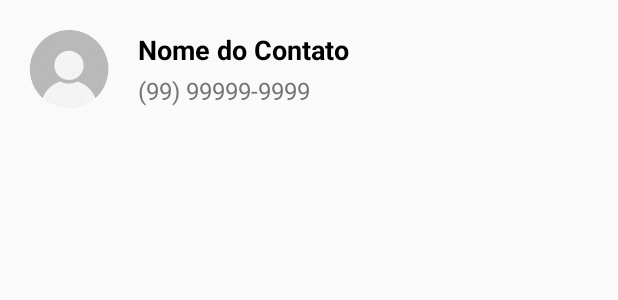
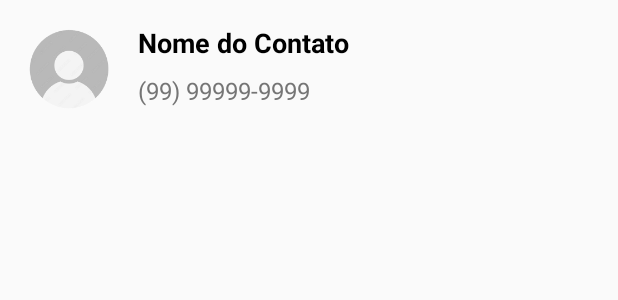
Before and after one commit to DijaniraMuachifi/contacts, an Android app: the layout contact_item.xml on its own in the app's theme, with its tools: preview values and no code run, on a phone screen of 412 x 824 dp. Shown: the top 300 px of the screen. Run offline under Robolectric (Android 15) with nearby library versions, the phone set to English and light mode, and no system bars.

Commit message:
I change the layout contact item

```diff
--- a/app/src/main/res/layout/contact_item.xml
+++ b/app/src/main/res/layout/contact_item.xml
@@ -7,7 +7,7 @@
     android:layout_height="wrap_content"
     android:padding="16dp">
 
-    <!-- Foto -->
+    <!-- Foto do Contato -->
     <ImageView
         android:id="@+id/contactPhoto"
         android:layout_width="60dp"
@@ -19,39 +19,33 @@
         app:layout_constraintTop_toTopOf="parent"
         app:layout_constraintBottom_toBottomOf="parent" />
 
-    <!-- Container dos textos -->
-    <androidx.constraintlayout.widget.ConstraintLayout
-        android:id="@+id/textContainer"
-        android:layout_width="0dp"
-        android:layout_height="wrap_content"
-        android:layout_marginStart="16dp"
-        app:layout_constraintStart_toEndOf="@id/contactPhoto"
-        app:layout_constraintTop_toTopOf="@id/contactPhoto"
-        app:layout_constraintBottom_toBottomOf="@id/contactPhoto"
-        app:layout_constraintEnd_toEndOf="parent">
-
+    <!-- Nome do Contato -->
     <TextView
         android:id="@+id/contactName"
-            android:layout_width="wrap_content"
+        android:layout_width="0dp"
         android:layout_height="wrap_content"
         android:text="Nome do Contato"
         android:textSize="18sp"
         android:textStyle="bold"
         android:textColor="@android:color/black"
-            app:layout_constraintStart_toStartOf="parent"
-            app:layout_constraintTop_toTopOf="parent" />
+        android:layout_marginStart="16dp"
+        app:layout_constraintStart_toEndOf="@id/contactPhoto"
+        app:layout_constraintTop_toTopOf="@id/contactPhoto"
+        app:layout_constraintEnd_toEndOf="parent" />
 
+    <!-- Telefone do Contato -->
     <TextView
         android:id="@+id/contactPhone"
-            android:layout_width="wrap_content"
+        android:layout_width="0dp"
         android:layout_height="wrap_content"
         android:text="(99) 99999-9999"
         android:textSize="16sp"
+        android:textColor="#757575"
+        android:layout_marginStart="16dp"
         android:layout_marginTop="4dp"
-            android:textColor="#757575"
-            app:layout_constraintStart_toStartOf="@id/contactName"
-            app:layout_constraintTop_toBottomOf="@id/contactName" />
+        app:layout_constraintStart_toEndOf="@id/contactPhoto"
+        app:layout_constraintTop_toBottomOf="@id/contactName"
+        app:layout_constraintBottom_toBottomOf="@id/contactPhoto"
+        app:layout_constraintEnd_toEndOf="parent" />
 
 </androidx.constraintlayout.widget.ConstraintLayout>
-
-</androidx.constraintlayout.widget.ConstraintLayout>
```
Lines whose indentation alone changed are shown as unchanged.
